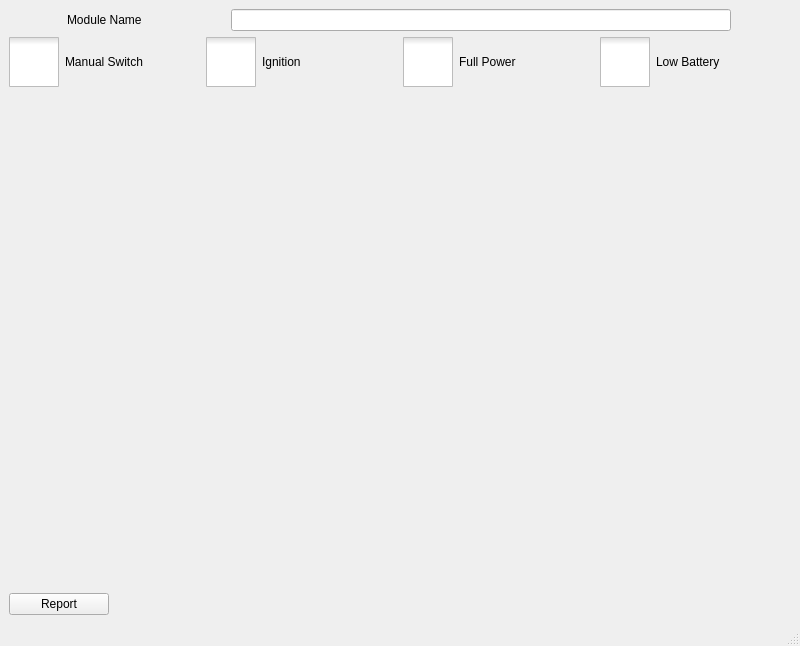
The window that wind.ui (labLeMans/LabToolsPowerConsumptionApp) describes before a commit, drawn with Qt 5.
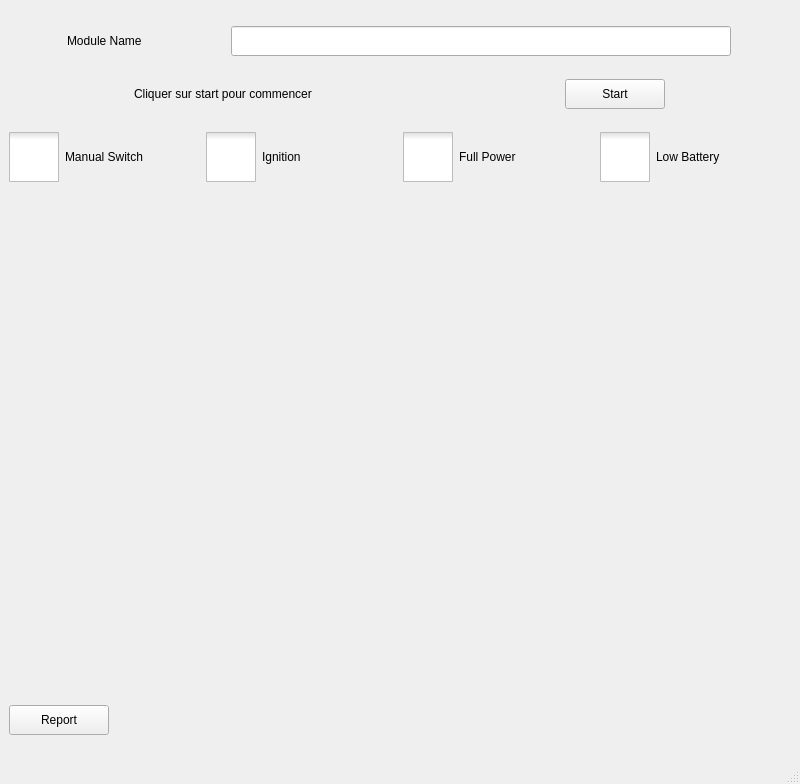
The same window after the commit. Icons and pictures are not drawn.

```diff
--- a/wind.ui
+++ b/wind.ui
@@ -7,7 +7,7 @@
     <x>0</x>
     <y>0</y>
     <width>800</width>
-    <height>600</height>
+    <height>784</height>
    </rect>
   </property>
   <property name="windowTitle">
@@ -15,7 +15,7 @@
   </property>
   <widget class="QWidget" name="centralwidget">
    <layout class="QGridLayout" name="gridLayout">
-    <item row="5" column="0">
+    <item row="7" column="0">
      <layout class="QGridLayout" name="gridLayout_2">
       <item row="0" column="0">
        <spacer name="horizontalSpacer">
@@ -32,6 +32,36 @@
       </item>
      </layout>
     </item>
+    <item row="4" column="0">
+     <layout class="QHBoxLayout" name="horizontalLayout_6">
+      <item>
+       <widget class="QLabel" name="label">
+        <property name="maximumSize">
+         <size>
+          <width>300</width>
+          <height>30</height>
+         </size>
+        </property>
+        <property name="text">
+         <string>Cliquer sur start pour commencer </string>
+        </property>
+       </widget>
+      </item>
+      <item>
+       <widget class="QPushButton" name="pushButton">
+        <property name="maximumSize">
+         <size>
+          <width>100</width>
+          <height>30</height>
+         </size>
+        </property>
+        <property name="text">
+         <string>Start</string>
+        </property>
+       </widget>
+      </item>
+     </layout>
+    </item>
     <item row="3" column="0">
      <layout class="QHBoxLayout" name="horizontalLayout">
       <item>
@@ -60,19 +90,6 @@
      </layout>
     </item>
     <item row="6" column="0">
-     <widget class="QPushButton" name="reportPushButton">
-      <property name="maximumSize">
-       <size>
-        <width>100</width>
-        <height>30</height>
-       </size>
-      </property>
-      <property name="text">
-       <string>Report</string>
-      </property>
-     </widget>
-    </item>
-    <item row="4" column="0">
      <layout class="QHBoxLayout" name="horizontalLayout_2">
       <item>
        <widget class="QCheckBox" name="manualSwitchCheckBox">
@@ -160,6 +177,19 @@
       </item>
      </layout>
     </item>
+    <item row="8" column="0">
+     <widget class="QPushButton" name="reportPushButton">
+      <property name="maximumSize">
+       <size>
+        <width>100</width>
+        <height>30</height>
+       </size>
+      </property>
+      <property name="text">
+       <string>Report</string>
+      </property>
+     </widget>
+    </item>
    </layout>
   </widget>
   <widget class="QMenuBar" name="menubar">
```
